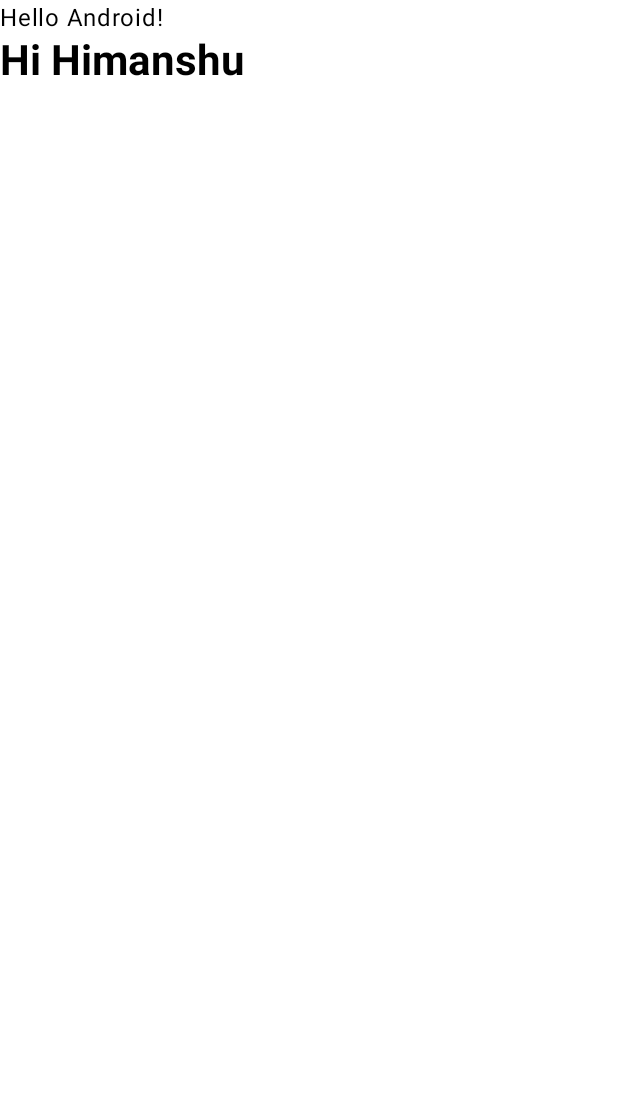
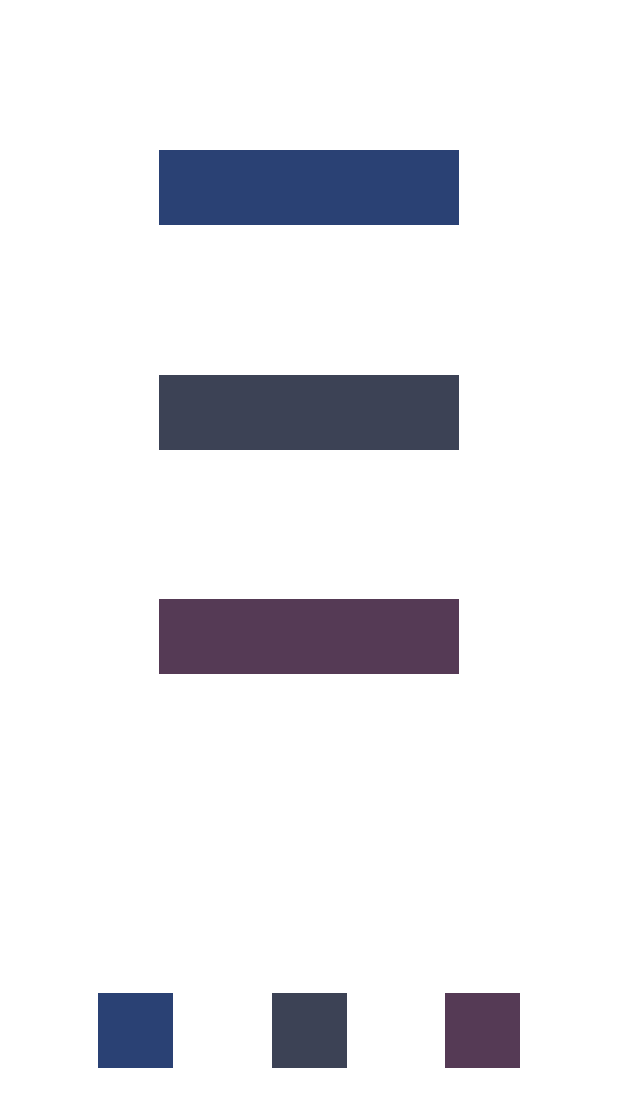
Before and after one commit to dev-himanshu08/jetpack-compose, an Android app built with Jetpack Compose: the @Preview function GreetingPreview, on a phone screen of 412 x 824 dp. Shown: the top 1107 px of the screen. Run offline under Robolectric (Android 15) with nearby library versions, the phone set to English and light mode, and no system bars.

Commit message:
Rows and columns

```diff
--- a/app/src/main/java/com/app/compose/MainActivity.kt
+++ b/app/src/main/java/com/app/compose/MainActivity.kt
@@ -4,14 +4,23 @@ import android.os.Bundle
 import androidx.activity.ComponentActivity
 import androidx.activity.compose.setContent
 import androidx.activity.enableEdgeToEdge
+import androidx.compose.foundation.layout.Arrangement
 import androidx.compose.foundation.layout.Column
+import androidx.compose.foundation.layout.Row
 import androidx.compose.foundation.layout.fillMaxSize
+import androidx.compose.foundation.layout.height
 import androidx.compose.foundation.layout.padding
+import androidx.compose.foundation.layout.width
+import androidx.compose.material3.MaterialTheme
 import androidx.compose.material3.Scaffold
+import androidx.compose.material3.Surface
 import androidx.compose.material3.Text
 import androidx.compose.runtime.Composable
+import androidx.compose.ui.Alignment
 import androidx.compose.ui.Modifier
+import androidx.compose.ui.graphics.Color
 import androidx.compose.ui.tooling.preview.Preview
+import androidx.compose.ui.unit.dp
 import com.app.compose.ui.theme.JetpackComposeTheme
 import com.app.compose.ui.theme.Typography
 
@@ -54,9 +63,61 @@ fun CustomText(text: String) {
 @Composable
 fun GreetingPreview() {
     JetpackComposeTheme {
-        Column {
-            Greeting("Android")
-            CustomText("Hi Himanshu")
+        Column(
+            modifier = Modifier.fillMaxSize(),
+            horizontalAlignment = Alignment.CenterHorizontally
+        ) {
+            Column(
+                modifier = Modifier
+                    .weight(2f),
+                verticalArrangement = Arrangement.SpaceEvenly,
+                horizontalAlignment = Alignment.CenterHorizontally
+            ) {
+                Surface(
+                    modifier = Modifier
+                        .width(200.dp)
+                        .height(50.dp),
+                    color = MaterialTheme.colorScheme.primary
+                ) {}
+                Surface(
+                    modifier = Modifier
+                        .width(200.dp)
+                        .height(50.dp),
+                    color = MaterialTheme.colorScheme.secondary
+                ) {}
+                Surface(
+                    modifier = Modifier
+                        .width(200.dp)
+                        .height(50.dp),
+                    color = MaterialTheme.colorScheme.tertiary
+                ) {}
+            }
+            Row(
+                modifier = Modifier
+                    .weight(1f)
+                    .fillMaxSize(),
+                horizontalArrangement = Arrangement.SpaceEvenly,
+                verticalAlignment = Alignment.CenterVertically
+            ) {
+                Surface(
+                    modifier = Modifier
+                        .width(50.dp)
+                        .height(50.dp),
+                    color = MaterialTheme.colorScheme.primary
+                ) {}
+                Surface(
+                    modifier = Modifier
+                        .width(50.dp)
+                        .height(50.dp),
+                    color = MaterialTheme.colorScheme.secondary
+                ) {}
+                Surface(
+                    modifier = Modifier
+                        .width(50.dp)
+                        .height(50.dp),
+                    color = MaterialTheme.colorScheme.tertiary
+                ) {}
+            }
         }
     }
 }
```
